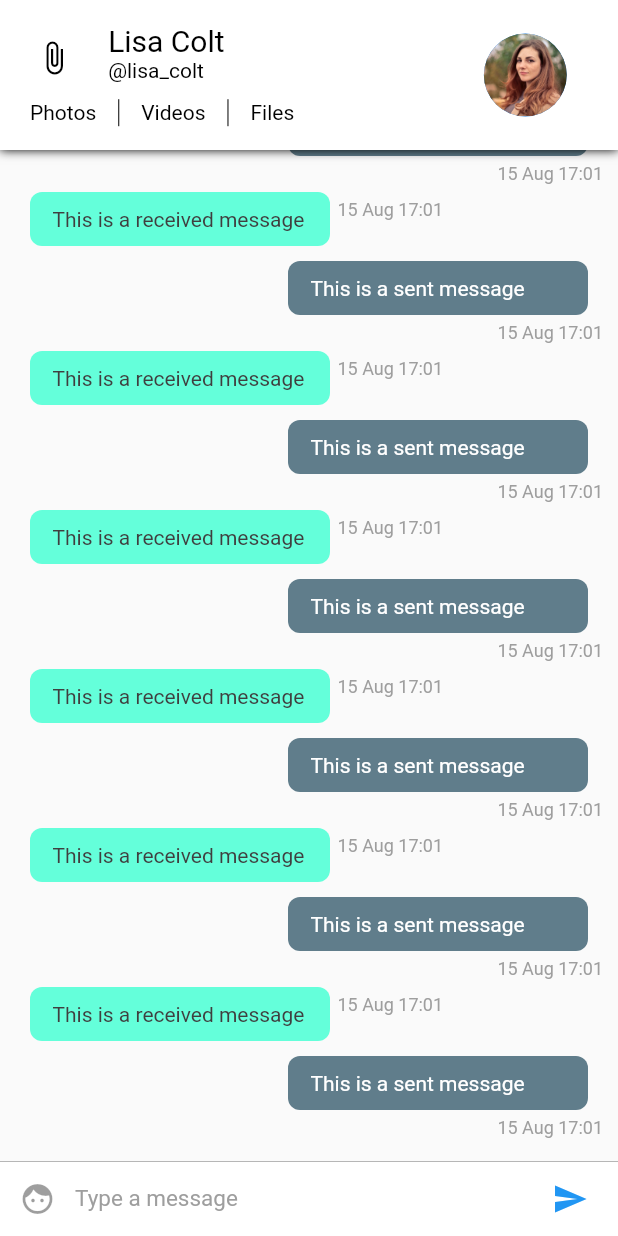
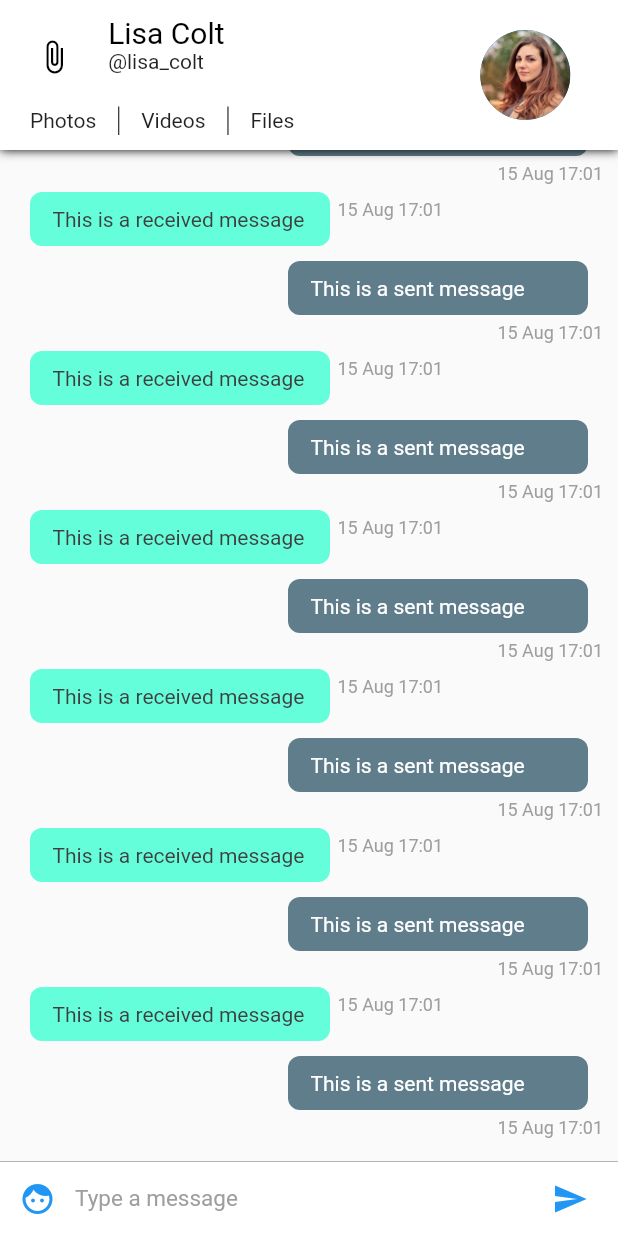
Before and after one commit to varunkmr19/genus, a Flutter app: the screen it shows after launch, on a phone screen of 412 x 824 dp. Run offline on Flutter 3.47's test engine with Material 2 defaults, Android fonts, the phone set to English and light mode, and no system bars.

```diff
--- a/lib/pages/ConversationPage.dart
+++ b/lib/pages/ConversationPage.dart
@@ -4,6 +4,7 @@ import 'package:genus/widgets/ChatListWidget.dart';
 import 'package:genus/widgets/InputWidget.dart';
 
 class ConversationPage extends StatefulWidget {
+  const ConversationPage();
   @override
   _ConversationPageState createState() => _ConversationPageState();
 }
--- a/lib/pages/ConversationPageList.dart
+++ b/lib/pages/ConversationPageList.dart
@@ -2,6 +2,7 @@ import 'package:flutter/material.dart';
 import 'ConversationPage.dart';
 
 class ConversationPageList extends StatefulWidget {
+  const ConversationPageList();
   @override
   _ConversationPageListState createState() => _ConversationPageListState();
 }
--- a/lib/widgets/ChatAppBar.dart
+++ b/lib/widgets/ChatAppBar.dart
@@ -4,13 +4,14 @@ import 'package:genus/config/Palette.dart';
 
 class ChatAppBar extends StatelessWidget implements PreferredSizeWidget {
   final double height = 100;
+  const ChatAppBar();
   @override
   Widget build(BuildContext context) {
-    var textHeading = TextStyle(color: Palette.primaryTextColor, fontSize: 20);
-    var textStyle = TextStyle(color: Palette.secondaryColor);
-
-    //screen width
-    double width = MediaQuery.of(context).size.width;
+    var textHeading = TextStyle(
+      color: Palette.primaryTextColor,
+      fontSize: 20
+    );
+    var textStyle = TextStyle(color: Palette.secondaryTextColor);
 
     return Material(
       child: Container(
@@ -21,6 +22,7 @@ class ChatAppBar extends StatelessWidget implements PreferredSizeWidget {
           )
         ]),
         child: Container(
+          padding: EdgeInsets.only(top: 10, bottom: 10),
           color: Palette.primaryBackgroundColor,
           child: Row(
             children: <Widget>[
@@ -30,17 +32,21 @@ class ChatAppBar extends StatelessWidget implements PreferredSizeWidget {
                   child: Column(
                     mainAxisSize: MainAxisSize.min,
                     children: <Widget>[
-                      Container(
-                        height: 70 - (width * .06),
+                      Expanded(
+                        flex: 7,
+                        child: Container(
                           child: Row(
                             crossAxisAlignment: CrossAxisAlignment.start,
                             children: <Widget>[
                               Expanded(
                                 flex: 2,
                                 child: Center(
-                                child: Icon(
+                                  child: IconButton(
+                                    icon: Icon(
                                       Icons.attach_file,
                                       color: Palette.secondaryColor,
+                                    ),
+                                    onPressed: () => {},
                                   ),
                                 ),
                               ),
@@ -64,8 +70,10 @@ class ChatAppBar extends StatelessWidget implements PreferredSizeWidget {
                             ],
                           ),
                         ),
-                      Container(
-                        height: 23,
+                      ),
+                      Expanded(
+                        flex: 3,
+                        child: Container(
                           padding: EdgeInsets.fromLTRB(20, 5, 5, 0),
                           child: Row(
                             mainAxisAlignment: MainAxisAlignment.start,
@@ -93,6 +101,7 @@ class ChatAppBar extends StatelessWidget implements PreferredSizeWidget {
                               )
                             ],
                           ),
+                        ),
                       )
                     ],
                   ),
@@ -103,7 +112,7 @@ class ChatAppBar extends StatelessWidget implements PreferredSizeWidget {
                 child: Container(
                   child: Center(
                     child: CircleAvatar(
-                      radius: (80 - (width * .06)) / 2,
+                      radius: 30,
                       backgroundImage: Image.asset(Assets.user).image,
                     ),
                   ),
--- a/lib/widgets/ChatItemWidget.dart
+++ b/lib/widgets/ChatItemWidget.dart
@@ -3,8 +3,8 @@ import 'package:genus/config/Palette.dart';
 import 'package:intl/intl.dart';
 
 class ChatItemWidget extends StatelessWidget {
-  var index;
-  ChatItemWidget(this.index);
+  final int index;
+  const ChatItemWidget(this.index);
 
   @override
   Widget build(BuildContext context) {
--- a/lib/widgets/InputWidget.dart
+++ b/lib/widgets/InputWidget.dart
@@ -3,6 +3,7 @@ import 'package:genus/config/Palette.dart';
 
 class InputWidget extends StatelessWidget {
   final TextEditingController textEditingController = TextEditingController();
+  InputWidget();
   @override
   Widget build(BuildContext context) {
     return Container(
@@ -21,6 +22,7 @@ class InputWidget extends StatelessWidget {
             child: Container(
               margin: EdgeInsets.symmetric(horizontal: 1.0),
               child: IconButton(
+                onPressed: () {},
                   icon: Icon(Icons.face),
                   color: Palette.primaryColor,
               ),
```
Also changed, not shown: 8 other files. Lines whose indentation alone changed are shown as unchanged.
